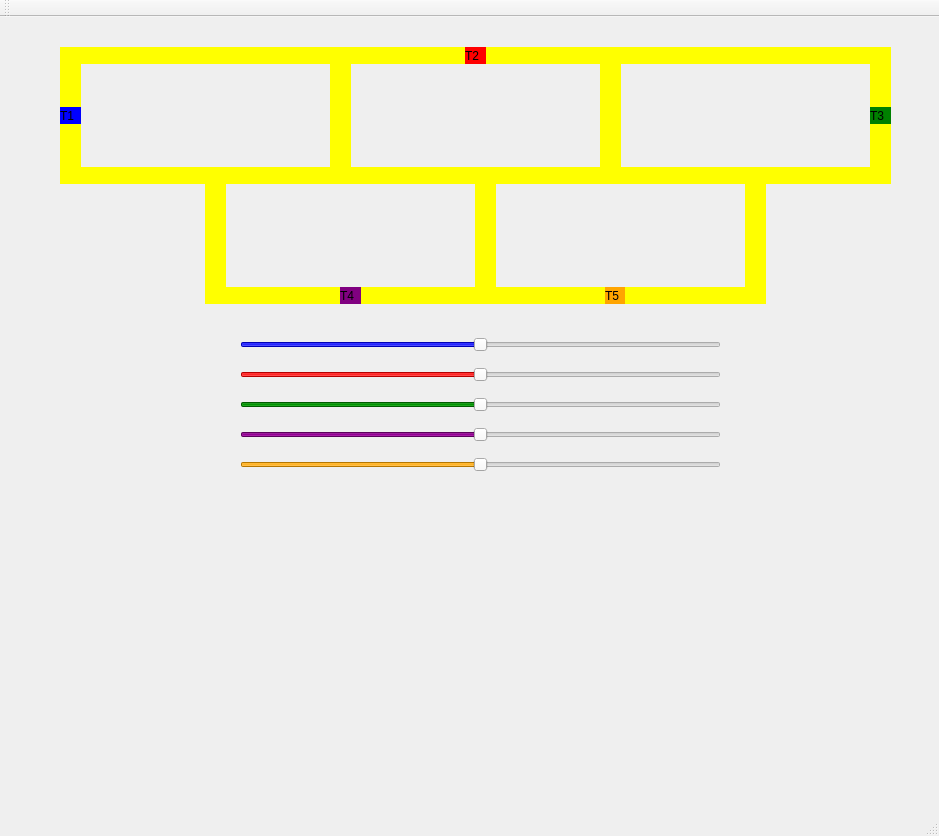
This is mainwindow.ui in JoabUrbano/projetoTrensMutex as Qt 5 draws it before an edit. The edited form follows.
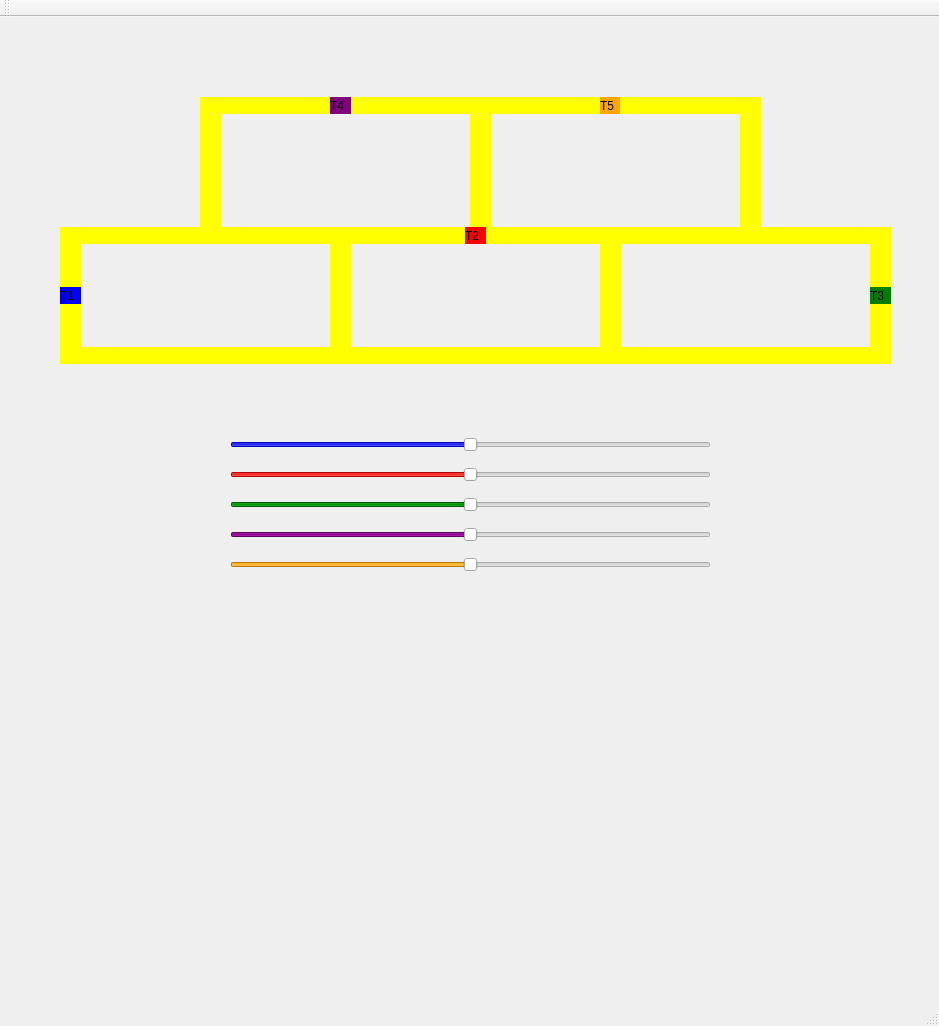
This is the edited form.

```diff
--- a/mainwindow.ui
+++ b/mainwindow.ui
@@ -7,7 +7,7 @@
     <x>0</x>
     <y>0</y>
     <width>939</width>
-    <height>836</height>
+    <height>1026</height>
    </rect>
   </property>
   <property name="windowTitle">
@@ -18,7 +18,7 @@
     <property name="geometry">
      <rect>
       <x>60</x>
-      <y>90</y>
+      <y>270</y>
       <width>21</width>
       <height>17</height>
      </rect>
@@ -34,7 +34,7 @@
     <property name="geometry">
      <rect>
       <x>80</x>
-      <y>30</y>
+      <y>210</y>
       <width>250</width>
       <height>17</height>
      </rect>
@@ -50,7 +50,7 @@
     <property name="geometry">
      <rect>
       <x>80</x>
-      <y>150</y>
+      <y>330</y>
       <width>250</width>
       <height>17</height>
      </rect>
@@ -66,7 +66,7 @@
     <property name="geometry">
      <rect>
       <x>330</x>
-      <y>30</y>
+      <y>210</y>
       <width>21</width>
       <height>137</height>
      </rect>
@@ -82,7 +82,7 @@
     <property name="geometry">
      <rect>
       <x>60</x>
-      <y>30</y>
+      <y>210</y>
       <width>21</width>
       <height>137</height>
      </rect>
@@ -98,7 +98,7 @@
     <property name="geometry">
      <rect>
       <x>600</x>
-      <y>30</y>
+      <y>210</y>
       <width>21</width>
       <height>137</height>
      </rect>
@@ -114,7 +114,7 @@
     <property name="geometry">
      <rect>
       <x>350</x>
-      <y>30</y>
+      <y>210</y>
       <width>250</width>
       <height>17</height>
      </rect>
@@ -130,7 +130,7 @@
     <property name="geometry">
      <rect>
       <x>350</x>
-      <y>150</y>
+      <y>330</y>
       <width>250</width>
       <height>17</height>
      </rect>
@@ -146,7 +146,7 @@
     <property name="geometry">
      <rect>
       <x>465</x>
-      <y>30</y>
+      <y>210</y>
       <width>21</width>
       <height>17</height>
      </rect>
@@ -162,7 +162,7 @@
     <property name="geometry">
      <rect>
       <x>620</x>
-      <y>30</y>
+      <y>210</y>
       <width>250</width>
       <height>17</height>
      </rect>
@@ -178,7 +178,7 @@
     <property name="geometry">
      <rect>
       <x>870</x>
-      <y>30</y>
+      <y>210</y>
       <width>21</width>
       <height>137</height>
      </rect>
@@ -194,7 +194,7 @@
     <property name="geometry">
      <rect>
       <x>620</x>
-      <y>150</y>
+      <y>330</y>
       <width>250</width>
       <height>17</height>
      </rect>
@@ -209,8 +209,8 @@
    <widget class="QLabel" name="label_trilho4">
     <property name="geometry">
      <rect>
-      <x>205</x>
-      <y>150</y>
+      <x>200</x>
+      <y>80</y>
       <width>21</width>
       <height>137</height>
      </rect>
@@ -225,8 +225,8 @@
    <widget class="QLabel" name="label_trilho4_1">
     <property name="geometry">
      <rect>
-      <x>475</x>
-      <y>150</y>
+      <x>470</x>
+      <y>80</y>
       <width>21</width>
       <height>137</height>
      </rect>
@@ -241,8 +241,8 @@
    <widget class="QLabel" name="label_trilho4_2">
     <property name="geometry">
      <rect>
-      <x>745</x>
-      <y>150</y>
+      <x>740</x>
+      <y>80</y>
       <width>21</width>
       <height>137</height>
      </rect>
@@ -257,8 +257,8 @@
    <widget class="QLabel" name="label_trilho5">
     <property name="geometry">
      <rect>
-      <x>226</x>
-      <y>270</y>
+      <x>220</x>
+      <y>80</y>
       <width>250</width>
       <height>17</height>
      </rect>
@@ -273,8 +273,8 @@
    <widget class="QLabel" name="label_trilho5_2">
     <property name="geometry">
      <rect>
-      <x>495</x>
-      <y>270</y>
+      <x>490</x>
+      <y>80</y>
       <width>250</width>
       <height>17</height>
      </rect>
@@ -290,7 +290,7 @@
     <property name="geometry">
      <rect>
       <x>870</x>
-      <y>90</y>
+      <y>270</y>
       <width>21</width>
       <height>17</height>
      </rect>
@@ -305,8 +305,8 @@
    <widget class="QLabel" name="label_trem4">
     <property name="geometry">
      <rect>
-      <x>340</x>
-      <y>270</y>
+      <x>330</x>
+      <y>80</y>
       <width>21</width>
       <height>17</height>
      </rect>
@@ -321,8 +321,8 @@
    <widget class="QLabel" name="label_trem5">
     <property name="geometry">
      <rect>
-      <x>605</x>
-      <y>270</y>
+      <x>600</x>
+      <y>80</y>
       <width>20</width>
       <height>17</height>
      </rect>
@@ -337,8 +337,8 @@
    <widget class="QSlider" name="velocidade_t1">
     <property name="geometry">
      <rect>
-      <x>240</x>
-      <y>320</y>
+      <x>230</x>
+      <y>420</y>
       <width>481</width>
       <height>16</height>
      </rect>
@@ -386,8 +386,8 @@
    <widget class="QSlider" name="velocidade_t2">
     <property name="geometry">
      <rect>
-      <x>240</x>
-      <y>350</y>
+      <x>230</x>
+      <y>450</y>
       <width>481</width>
       <height>16</height>
      </rect>
@@ -420,8 +420,8 @@
    <widget class="QSlider" name="velocidade_t3">
     <property name="geometry">
      <rect>
-      <x>240</x>
-      <y>380</y>
+      <x>230</x>
+      <y>480</y>
       <width>481</width>
       <height>16</height>
      </rect>
@@ -454,8 +454,8 @@
    <widget class="QSlider" name="velocidade_t4">
     <property name="geometry">
      <rect>
-      <x>240</x>
-      <y>410</y>
+      <x>230</x>
+      <y>510</y>
       <width>481</width>
       <height>16</height>
      </rect>
@@ -485,8 +485,8 @@
    <widget class="QSlider" name="velocidade_t5">
     <property name="geometry">
      <rect>
-      <x>240</x>
-      <y>440</y>
+      <x>230</x>
+      <y>540</y>
       <width>481</width>
       <height>16</height>
      </rect>
```
